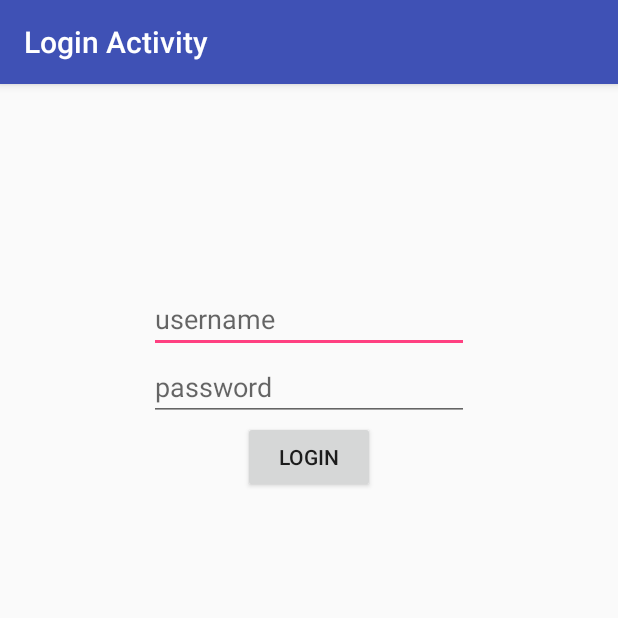
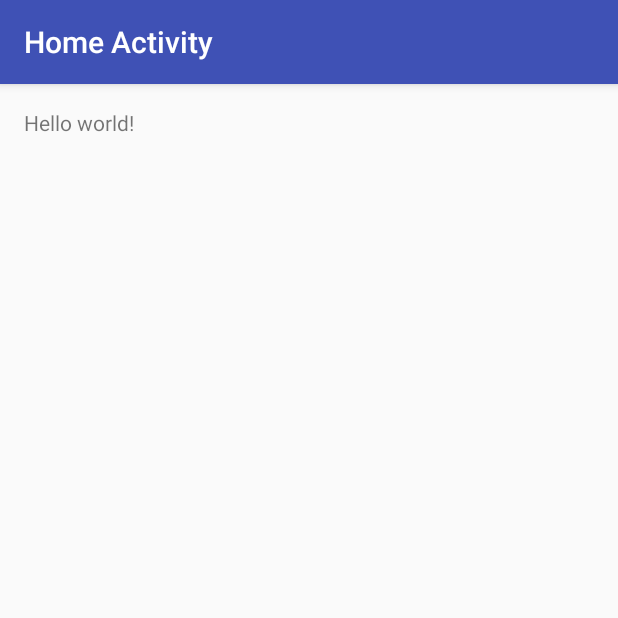
Before and after one commit to JacobMuchow/ApartmentGroceries, an Android app: the LoginActivity screen opened directly, with no data from a screen before it, after a tap on "LOGIN", on a phone screen of 412 x 824 dp, the top half of it. Run offline under Robolectric (Android 15) with nearby library versions, the phone set to English and light mode, and no system bars; libraries missing offline, so code that uses them is left out: com.squareup.okhttp; 6 statements that could not run were skipped.

Commit message:
finished login and cleaned up code

```diff
--- /dev/null
+++ b/app/src/main/java/com/quarkworks/apartmentgroceries/main/HomeActivity.java
@@ -0,0 +1,15 @@
+package com.quarkworks.apartmentgroceries.main;
+
+import android.support.v7.app.AppCompatActivity;
+import android.os.Bundle;
+
+import com.quarkworks.apartmentgroceries.R;
+
+public class HomeActivity extends AppCompatActivity {
+
+    @Override
+    protected void onCreate(Bundle savedInstanceState) {
+        super.onCreate(savedInstanceState);
+        setContentView(R.layout.home_activity);
+    }
+}
--- a/app/src/main/java/com/quarkworks/apartmentgroceries/service/SyncUser.java
+++ b/app/src/main/java/com/quarkworks/apartmentgroceries/service/SyncUser.java
@@ -3,7 +3,6 @@ package com.quarkworks.apartmentgroceries.service;
 import android.content.SharedPreferences;
 import android.support.annotation.Nullable;
 import android.util.Log;
-import android.widget.Toast;
 
 import com.quarkworks.apartmentgroceries.MyApplication;
 
@@ -27,7 +26,6 @@ public class SyncUser {
                 String sessionToken = jsonObject.optString("sessionToken");
                 String username = jsonObject.optString("username");
 
-                Toast.makeText(MyApplication.getContext(), "sessionToken:" + sessionToken, Toast.LENGTH_LONG).show();
                 SharedPreferences sharedPreferences = MyApplication.getContext().getSharedPreferences("login", 0);
                 SharedPreferences.Editor editor = sharedPreferences.edit();
                 editor.putString("sessionToken", sessionToken);
--- a/app/src/main/java/com/quarkworks/apartmentgroceries/service/UrlTemplate.java
+++ b/app/src/main/java/com/quarkworks/apartmentgroceries/service/UrlTemplate.java
@@ -12,8 +12,6 @@ public class UrlTemplate {
     private String url;
     private Map<String, String> params;
     private boolean useToken;
-
-    public UrlTemplate() {}
 
     public UrlTemplate(String method, String url, Map<String, String> params) {
         this(method, url, params, true);
--- /dev/null
+++ b/app/src/main/res/layout/home_activity.xml
@@ -0,0 +1,15 @@
+<RelativeLayout xmlns:android="http://schemas.android.com/apk/res/android"
+    xmlns:tools="http://schemas.android.com/tools"
+    android:layout_width="match_parent"
+    android:layout_height="match_parent"
+    android:paddingLeft="@dimen/activity_horizontal_margin"
+    android:paddingRight="@dimen/activity_horizontal_margin"
+    android:paddingTop="@dimen/activity_vertical_margin"
+    android:paddingBottom="@dimen/activity_vertical_margin"
+    tools:context="com.quarkworks.apartmentgroceries.main.HomeActivity">
+
+    <TextView android:text="@string/hello_world"
+        android:layout_width="wrap_content"
+        android:layout_height="wrap_content" />
+
+</RelativeLayout>
--- a/app/src/main/res/values/strings.xml
+++ b/app/src/main/res/values/strings.xml
@@ -9,5 +9,6 @@
     <string name="action_user_update">User update</string>
     <string name="action_settings">Settings</string>
     <string name="title_activity_user">User Activity</string>
+    <string name="title_activity_home">Home Activity</string>
 
 </resources>
```
Also changed, not shown: app/src/main/AndroidManifest.xml (+9 -5 lines), app/src/main/java/com/quarkworks/apartmentgroceries/auth/LoginActivity.java (+8 -58 lines).
